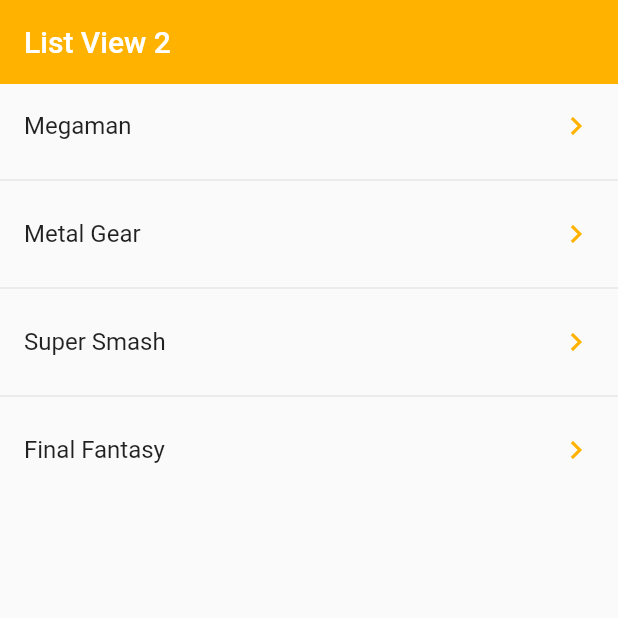
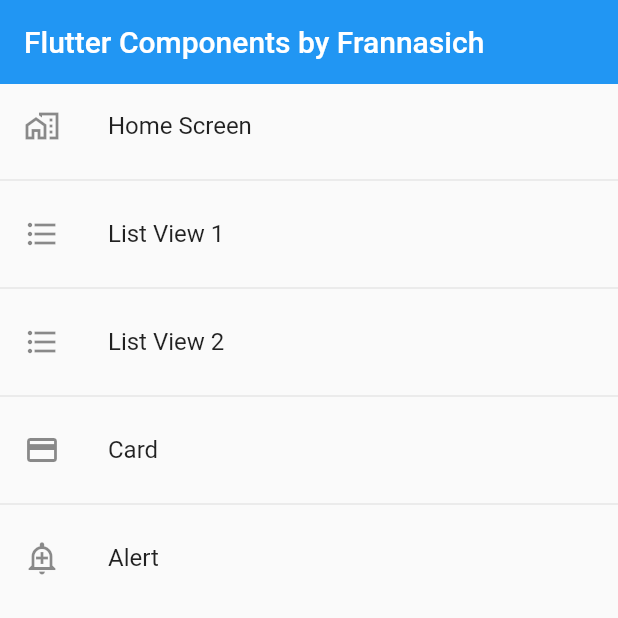
Before and after one commit to frannasich/Flutter-Components-App, a Flutter app: the screen it shows after launch, on a phone screen of 412 x 824 dp, the top half of it. Run offline on Flutter 3.47's test engine with Material 2 defaults, Android fonts, the light colour scheme and no system bars.

Commit message:
refactorized routes

```diff
--- a/lib/main.dart
+++ b/lib/main.dart
@@ -1,5 +1,5 @@
 import 'package:flutter/material.dart';
-import 'package:flutter_components_app/screens/list_view2.dart';
+import 'package:flutter_components_app/router/app_routes.dart';
 
 void main() => runApp(const MyApp());
 
@@ -8,10 +8,13 @@
 
   @override
   Widget build(BuildContext context) {
-    return const MaterialApp(
-      title: 'Material App',
-      debugShowCheckedModeBanner: false,
-      home: ListView2Screen()
-    );
+    return MaterialApp(
+        title: 'Material App',
+        debugShowCheckedModeBanner: false,
+        // home: ListView2Screen(),
+        initialRoute: AppRoutes.initialRoute,
+        routes: AppRoutes.getAppRoutes(),
+        onGenerateRoute: AppRoutes.onGenereteRoute
+        );
   }
 }
--- /dev/null
+++ b/lib/models/menu_option.dart
@@ -0,0 +1,14 @@
+import 'package:flutter/material.dart' show IconData, Widget;
+
+class MenuOption {
+  final String route;
+  final IconData icon;
+  final String name;
+  final Widget screen;
+
+  MenuOption({
+      required this.route,
+      required this.icon,
+      required this.name,
+      required this.screen });
+}
--- /dev/null
+++ b/lib/router/app_routes.dart
@@ -0,0 +1,63 @@
+import 'package:flutter/material.dart';
+import 'package:flutter_components_app/models/menu_option.dart';
+
+import '../screens/alert_screen.dart';
+import '../screens/card_screen.dart';
+import '../screens/home_screen.dart';
+import '../screens/list_view1.dart';
+import '../screens/list_view2.dart';
+
+class AppRoutes {
+  static const initialRoute = 'homeScreen';
+
+  static final menuOptions = <MenuOption>[
+    MenuOption(
+        route: 'homeScreen',
+        name: 'Home Screen',
+        screen: const HomeScreen(),
+        icon: Icons.home_work_outlined),
+    MenuOption(
+        route: 'listView1',
+        name: 'List View 1',
+        screen: const ListView1Screen(),
+        icon: Icons.format_list_bulleted_sharp),
+    MenuOption(
+        route: 'listView2',
+        name: 'List View 2',
+        screen: const ListView2Screen(),
+        icon: Icons.format_list_bulleted_sharp),
+    MenuOption(
+        route: 'card',
+        name: 'Card',
+        screen: const CardScreen(),
+        icon: Icons.credit_card),
+    MenuOption(
+        route: 'alert',
+        name: 'Alert',
+        screen: const AlertScreen(),
+        icon: Icons.add_alert_outlined)
+  ];
+
+  static Map<String, Widget Function(BuildContext)> getAppRoutes() {
+
+    Map<String, Widget Function(BuildContext)> routes = {};
+
+  for (final option in menuOptions) {
+    routes.addAll({option.route : (BuildContext context) => option.screen});
+  }
+
+  return routes;
+  }
+
+  //static Map<String, Widget Function(BuildContext)> routes = {
+  //  "homeScreen": (BuildContext context) => const HomeScreen(),
+  //  "listView1": (BuildContext context) => const ListView1Screen(),
+  //  "listView2": (BuildContext context) => const ListView2Screen(),
+  //  "card": (BuildContext context) => const CardScreen(),
+  //  "alert": (BuildContext context) => const AlertScreen(),
+  //};
+
+  static Route<dynamic> onGenereteRoute(RouteSettings settings) {
+    return MaterialPageRoute(builder: (context) => const AlertScreen());
+  }
+}
--- /dev/null
+++ b/lib/screens/alert_screen.dart
@@ -0,0 +1,15 @@
+import 'package:flutter/material.dart';
+
+class AlertScreen extends StatelessWidget {
+
+  const AlertScreen({Key? key}) : super(key: key);
+
+  @override
+  Widget build(BuildContext context) {
+    return const Scaffold(
+      body: Center(
+         child: Text('AlertScreen'),
+      ),
+    );
+  }
+}
--- /dev/null
+++ b/lib/screens/card_screen.dart
@@ -0,0 +1,15 @@
+import 'package:flutter/material.dart';
+
+class CardScreen extends StatelessWidget {
+
+  const CardScreen({Key? key}) : super(key: key);
+
+  @override
+  Widget build(BuildContext context) {
+    return const Scaffold(
+      body: Center(
+         child: Text('CardScreen'),
+      ),
+    );
+  }
+}
--- /dev/null
+++ b/lib/screens/home_screen.dart
@@ -0,0 +1,29 @@
+import 'package:flutter/material.dart';
+import 'package:flutter_components_app/router/app_routes.dart';
+
+class HomeScreen extends StatelessWidget {
+  const HomeScreen({Key? key}) : super(key: key);
+
+  @override
+  Widget build(BuildContext context) {
+    final menuOptions = AppRoutes.menuOptions;
+
+    return Scaffold(
+        appBar: AppBar(
+          title: const Text('Flutter Components by Frannasich'),
+          elevation: 0,
+        ),
+        body: ListView.separated(
+            itemBuilder: (context, index) => ListTile(
+                  title: Text(menuOptions[index].name),
+                  leading: Icon(menuOptions[index].icon),
+                  onTap: () {
+                    // final route = MaterialPageRoute(builder: (context) => const ListView2Screen(),);
+                    // Navigator.push(context, route);
+                    Navigator.pushNamed(context, menuOptions[index].route);
+                  },
+                ),
+            separatorBuilder: (_, __) => const Divider(),
+            itemCount: menuOptions.length));
+  }
+}
--- /dev/null
+++ b/lib/screens/screens.dart
@@ -0,0 +1,5 @@
+export 'package:flutter_components_app/screens/home_screen.dart';
+export 'package:flutter_components_app/screens/card_screen.dart';
+export 'package:flutter_components_app/screens/alert_screen.dart';
+export 'package:flutter_components_app/screens/list_view1.dart';
+export 'package:flutter_components_app/screens/list_view2.dart';
```
Also changed, not shown: lib/models/models.dart (added).
